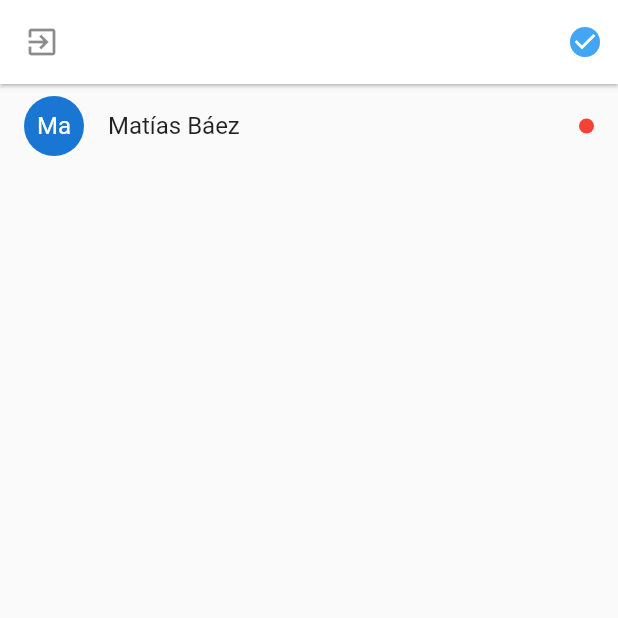
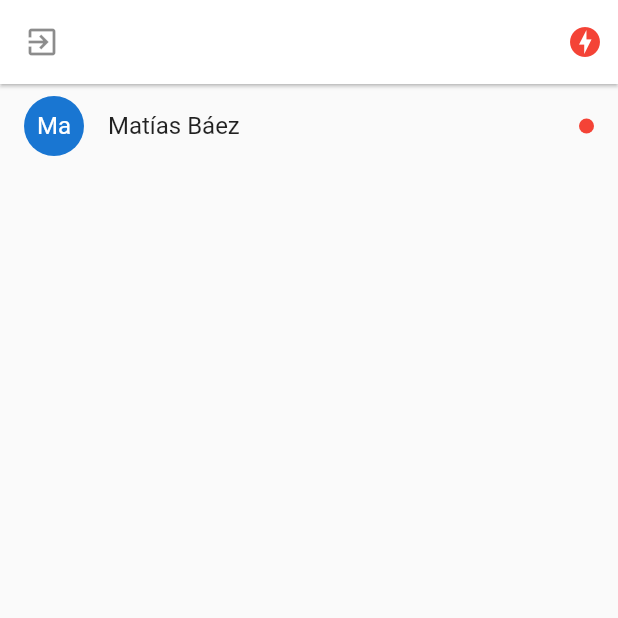
Before and after one commit to matiasbaez/flutter-chat-app, a Flutter app: the UsersPage screen opened by its route, on a phone screen of 412 x 824 dp, the top half of it. Run offline on Flutter 3.47's test engine with Material 2 defaults, Android fonts, the phone set to English and light mode, and no system bars; drawn by our look-alikes of pull_to_refresh; our stand-ins replace flutter_secure_storage, socket_io_client; accounts and stored records are empty.

```diff
--- /dev/null
+++ b/lib/global/global.dart
@@ -0,0 +1,2 @@
+
+export 'package:chat/global/environment.dart';
--- a/lib/main.dart
+++ b/lib/main.dart
@@ -1,4 +1,3 @@
-import 'package:chat/services/socket.dart';
 import 'package:flutter/material.dart';
 import 'package:provider/provider.dart';
 
--- a/lib/screens/loading_page.dart
+++ b/lib/screens/loading_page.dart
@@ -3,7 +3,7 @@ import 'package:chat/screens/screens.dart';
 import 'package:flutter/material.dart';
 import 'package:provider/provider.dart';
 
-import 'package:chat/services/auth_service.dart';
+import 'package:chat/services/services.dart';
 
 class LoadingPage extends StatelessWidget {
   const LoadingPage({ Key? key }) : super(key: key);
@@ -23,10 +23,14 @@ class LoadingPage extends StatelessWidget {
   }
 
   Future checkLoggedIn( BuildContext context ) async {
+
     final authService = Provider.of<AuthService>(context, listen: false);
+    final socketService = Provider.of<SocketService>(context, listen: false);
     final isLoggedIn = await authService.isLoggedIn();
+
     if (isLoggedIn) {
       // Navigator.pushReplacementNamed(context, 'users');
+      socketService.connect();
       Navigator.pushReplacement(
         context,
         PageRouteBuilder(
--- a/lib/screens/login_page.dart
+++ b/lib/screens/login_page.dart
@@ -57,7 +57,9 @@ class _LoginFormState extends State<_LoginForm> {
 
   @override
   Widget build(BuildContext context) {
+
     final authService = Provider.of<AuthService>(context);
+    final socketService = Provider.of<SocketService>(context, listen: false);
 
     return Container(
       margin: const EdgeInsets.only( top: 40 ),
@@ -84,6 +86,7 @@ class _LoginFormState extends State<_LoginForm> {
               FocusScope.of(context).unfocus();
               final success = await authService.login(emailCtrl.text.trim(), passwordCtrl.text.trim());
               if (success) {
+                socketService.connect();
                 Navigator.pushReplacementNamed(context, 'users');
                 return;
               }
--- a/lib/screens/register_page.dart
+++ b/lib/screens/register_page.dart
@@ -58,7 +58,9 @@ class _LoginFormState extends State<_LoginForm> {
 
   @override
   Widget build(BuildContext context) {
+
     final authService = Provider.of<AuthService>(context);
+    final socketService = Provider.of<SocketService>(context, listen: false);
 
     return Container(
       margin: const EdgeInsets.only( top: 40 ),
@@ -92,6 +94,7 @@ class _LoginFormState extends State<_LoginForm> {
               FocusScope.of(context).unfocus();
               final success = await authService.register(nameCtrl.text.trim(), emailCtrl.text.trim(), passwordCtrl.text.trim());
               if (success) {
+                socketService.connect();
                 Navigator.pushReplacementNamed(context, 'users');
                 return;
               }
--- a/lib/screens/users_page.dart
+++ b/lib/screens/users_page.dart
@@ -26,6 +26,7 @@ class _UsersPageState extends State<UsersPage> {
   Widget build(BuildContext context) {
 
     final authService = Provider.of<AuthService>(context);
+    final socketService = Provider.of<SocketService>(context, listen: false);
     final user = authService.user;
 
     return Scaffold(
@@ -36,6 +37,7 @@ class _UsersPageState extends State<UsersPage> {
         leading: IconButton(
           icon: const Icon( Icons.exit_to_app, color: Colors.black45 ),
           onPressed: () {
+            socketService.disconnect();
             Navigator.pushReplacementNamed(context, 'login');
             AuthService.removeToken();
           },
@@ -43,7 +45,9 @@ class _UsersPageState extends State<UsersPage> {
         actions: [
           Container(
             margin: const EdgeInsets.only( right: 10 ),
-            child: Icon( Icons.check_circle, color: Colors.blue[400] ),
+            child: socketService.serverStatus == ServerStatus.online
+            ? Icon( Icons.check_circle, color: Colors.blue[400] )
+            : const Icon( Icons.offline_bolt, color: Colors.red ),
             // child: Icon( Icons.offline_bolt, color: Colors.red ),
           )
         ],
--- a/lib/services/services.dart
+++ b/lib/services/services.dart
@@ -1,2 +1,3 @@
 
 export 'package:chat/services/auth_service.dart';
+export 'package:chat/services/socket_service.dart';
```
Also changed, not shown: lib/services/socket_service.dart (renamed from lib/services/socket.dart, +13 -5 lines).
